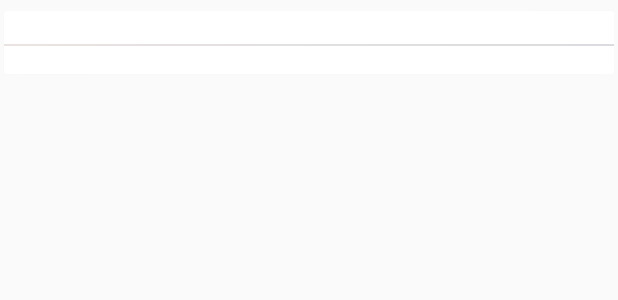
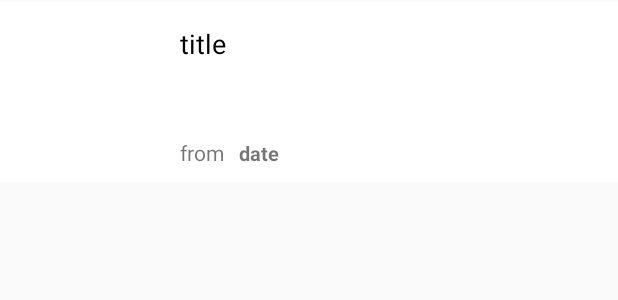
Before and after one commit to MustangRxm/JyuApp, an Android app: the layout sch_news_cardview_item.xml on its own in the app's theme, with its tools: preview values and no code run, on a phone screen of 412 x 824 dp. Shown: the top 300 px of the screen. Run offline under Robolectric (Android 15) with nearby library versions, the light colour scheme and no system bars.

```diff
--- a/app/src/main/res/layout/sch_news_cardview_item.xml
+++ b/app/src/main/res/layout/sch_news_cardview_item.xml
@@ -1,61 +1,63 @@
 <?xml version="1.0" encoding="utf-8"?>
-<android.support.v7.widget.CardView
-    xmlns:android="http://schemas.android.com/apk/res/android"
-    xmlns:app="http://schemas.android.com/apk/res-auto"
-    xmlns:fresco="http://schemas.android.com/apk/res-auto"
-    android:layout_width="match_parent"
-    android:layout_height="wrap_content"
-android:layout_marginTop="3dp"
-    app:cardElevation="1dp"
-    app:cardUseCompatPadding="true"
+<!--<android.support.v7.widget.CardView-->
+    <!--xmlns:android="http://schemas.android.com/apk/res/android"-->
+    <!--xmlns:app="http://schemas.android.com/apk/res-auto"-->
+    <!--xmlns:fresco="http://schemas.android.com/apk/res-auto"-->
+    <!--android:layout_width="match_parent"-->
+    <!--android:layout_height="wrap_content"-->
+<!--android:layout_marginTop="1dp"-->
+    <!--app:cardElevation="1dp"-->
+    <!--app:cardUseCompatPadding="true"-->
 
 
-    >
-    <!--app:contentPadding="dp"-->
-    <!--android:layout_marginLeft="20dp"-->
-    <!--android:layout_marginRight="40dp"-->
+    <!--&gt;-->
 
-    <LinearLayout
+    <RelativeLayout
+    android:background="#ffffff"
+        xmlns:android="http://schemas.android.com/apk/res/android"
+        xmlns:app="http://schemas.android.com/apk/res-auto"
+        android:layout_marginTop="1dp"
         android:layout_width="match_parent"
         android:layout_height="wrap_content"
-        android:orientation="vertical">
+     >
 
         <ImageView
             android:id="@+id/iv_sch_news_cardview_item"
-            android:layout_width="match_parent"
-            android:layout_height="wrap_content"
-
+            android:layout_width="100dp"
+            android:layout_margin="10dp"
+            android:layout_height="100dp"
             android:elevation="3dp"
             />
-        <!--<ImageView-->
-        <!--android:id="@+id/iv_sch_news_cardview_item"-->
-        <!--android:layout_width="match_parent"-->
-        <!--android:layout_weight="1"-->
-        <!--android:layout_height="match_parent"/>-->
-        <!--<LinearLayout-->
-        <!--android:layout_width="0dp"-->
-        <!--android:layout_weight="2"-->
-        <!--android:orientation="vertical"-->
-        <!--android:layout_height="match_parent">-->
+    <TextView
+        android:id="@+id/tv_sch_news_from"
+        android:layout_width="wrap_content"
+        android:text="from"
+        android:layout_alignBottom="@+id/iv_sch_news_cardview_item"
+        android:layout_toRightOf="@+id/iv_sch_news_cardview_item"
+
+        android:layout_height="wrap_content"/>
         <TextView
             android:id="@+id/tv_sch_news_title_cardview_item"
             android:layout_width="wrap_content"
-            android:maxWidth="200dp"
+            android:maxWidth="260dp"
+            android:text="title"
+
+            android:layout_marginTop="15dp"
+            android:layout_toRightOf="@+id/iv_sch_news_cardview_item"
             android:layout_height="wrap_content"
 
             android:background="#ffffff"
             android:elegantTextHeight="true"
 
-            android:gravity="start"
-            android:textStyle="bold"
-            android:textSize="16sp"
+            android:textColor="#000000"
+            android:textSize="18sp"
             android:transformPivotX="3dp"/>
 
-        <View
-            android:layout_width="wrap_content"
-            android:layout_height="1dp"
-            android:background="@drawable/divider_line"
-            />
+        <!--<View-->
+            <!--android:layout_width="wrap_content"-->
+            <!--android:layout_height="1dp"-->
+            <!--android:background="@drawable/divider_line"-->
+            <!--/>-->
         <TextView
             android:id="@+id/tv_sch_news_date_cardview_item"
             android:layout_width="wrap_content"
@@ -63,11 +65,15 @@ android:layout_marginTop="3dp"
             android:layout_height="wrap_content"
             android:gravity="bottom|end"
             android:background="#ffffff"
-            android:elegantTextHeight="true"
-            android:elevation="3dp"
+            android:text="date"
+            android:layout_marginLeft="10dp"
+            android:layout_alignBottom="@+id/iv_sch_news_cardview_item"
+            android:layout_toRightOf="@+id/tv_sch_news_from"
             android:textStyle="bold"
             android:textSize="13sp"
             android:transformPivotX="3dp"/>
+        <!--android:elegantTextHeight="true"-->
+        <!--android:elevation="3dp"-->
         <!--<View-->
         <!--android:layout_width="match_parent"-->
         <!--android:background="@drawable/divider_line"-->
@@ -88,6 +94,6 @@ android:layout_marginTop="3dp"
         <!--</LinearLayout>-->
 
 
-    </LinearLayout>
+    </RelativeLayout>
 
-</android.support.v7.widget.CardView>
+<!--</android.support.v7.widget.CardView>-->
```
Also changed, not shown: app/src/main/java/com/stu/app/jyuapp/Controler/Adapter/subscriptionshow_RecyclerViewAdapter.java (+5 -4 lines), app/src/main/java/com/stu/app/jyuapp/Controler/Utils/getDataUtils.java (+82 -24 lines), app/src/main/java/com/stu/app/jyuapp/Model/Domain/JyuSubChoice.java (added, +96 -0 lines), app/src/main/java/com/stu/app/jyuapp/Model/Domain/JyuSubscription.java (added, +98 -0 lines), app/src/main/java/com/stu/app/jyuapp/Model/EventOBJ/RequestSubscriptionChoice.java (added, +33 -0 lines), app/src/main/java/com/stu/app/jyuapp/Model/EventOBJ/RequestSubscriptionContent.java (+7 -3 lines), app/src/main/java/com/stu/app/jyuapp/View/Fragment/SchoolNewsFragment.java (+0 -15 lines), app/src/main/java/com/stu/app/jyuapp/View/Fragment/SubscriptionShowFragment.java (+19 -21 lines), app/src/main/res/layout/activity_sign_in.xml (+8 -7 lines), app/src/main/res/layout/activity_splash.xml (+0 -32 lines).
